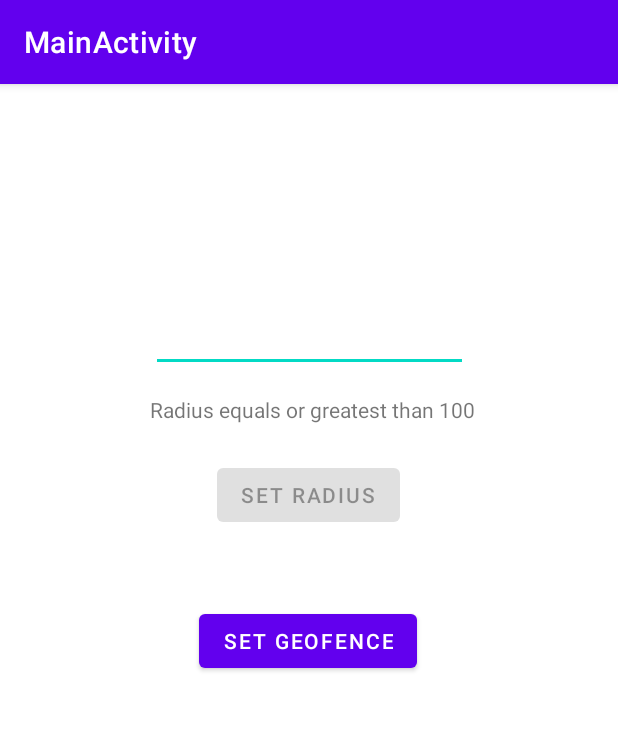
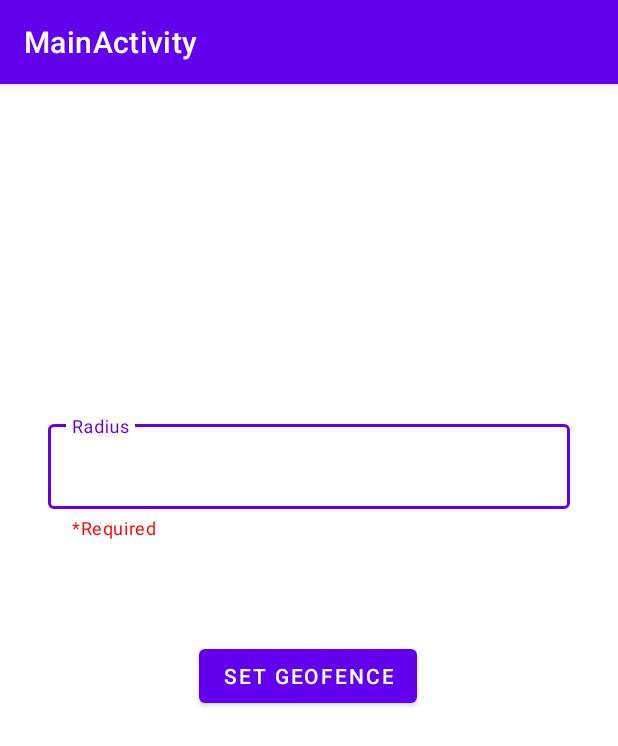
Before and after one commit to jorgefgarcia/AlexaGeoApp, an Android app: the screen it shows after launch (MainActivity), after a tap on "SET GEOFENCE", on a phone screen of 412 x 824 dp. Shown: the top 746 px of the screen. Run offline under Robolectric (Android 15) with nearby library versions, the phone set to English and light mode, and no system bars.

Commit message:
Modificación UI caso de uso establecer radio

```diff
--- a/AlexaGeoAPP/app/src/main/java/com/example/geofencingtutorial/MainActivity.java
+++ b/AlexaGeoAPP/app/src/main/java/com/example/geofencingtutorial/MainActivity.java
@@ -1,4 +1,5 @@
 package com.example.geofencingtutorial;
+
 
 import android.content.Context;
 import android.content.Intent;
@@ -6,42 +7,29 @@ import android.content.pm.PackageManager;
 import android.location.Location;
 import android.location.LocationManager;
 import android.os.Bundle;
-
-import com.google.android.gms.maps.model.LatLng;
-import com.google.android.material.snackbar.Snackbar;
-
 import androidx.appcompat.app.AppCompatActivity;
-
 import android.text.Editable;
 import android.text.TextWatcher;
-import android.util.Log;
 import android.view.View;
-import android.widget.Button;
-import android.widget.EditText;
+import android.view.WindowManager;
 import android.widget.Toast;
 
 import androidx.core.app.ActivityCompat;
-import androidx.navigation.NavController;
-import androidx.navigation.Navigation;
-import androidx.navigation.ui.AppBarConfiguration;
-import androidx.navigation.ui.NavigationUI;
-
-import com.example.geofencingtutorial.databinding.ActivityMainBinding;
+import com.google.android.material.textfield.TextInputEditText;
+import com.google.android.material.textfield.TextInputLayout;
 
 public class MainActivity extends AppCompatActivity {
     private float radius;
     private static final String TAG = "MainActivity";
-
     @Override
     protected void onCreate(Bundle savedInstanceState) {
         super.onCreate(savedInstanceState);
         setContentView(R.layout.activity_main);
 
+        TextInputLayout radiusNumberLayout = (TextInputLayout) findViewById(R.id.text_input_layout_radius);
+        TextInputEditText radiusNumber = (TextInputEditText) findViewById(R.id.editTextRadius);
         Intent mainClassIntent = new Intent(this, MapsActivity.class);
         Bundle bundle = new Bundle();
-        EditText radiusNumber = (EditText)findViewById(R.id.NumberRadius);
-        Button radiusButton = (Button)findViewById(R.id.RadiusButton);
-        radiusButton.setEnabled(false);
 
         LocationManager lm = (LocationManager) getSystemService(Context.LOCATION_SERVICE);
         if (ActivityCompat.checkSelfPermission(this, android.Manifest.permission.ACCESS_FINE_LOCATION) != PackageManager.PERMISSION_GRANTED && ActivityCompat.checkSelfPermission(this, android.Manifest.permission.ACCESS_COARSE_LOCATION) != PackageManager.PERMISSION_GRANTED) {
@@ -61,15 +49,14 @@ public class MainActivity extends AppCompatActivity {
             public void onClick(View view) {
 
                 //añadimos los valores al bundle
-                if(getRadius() == 0){
-                    Toast.makeText(MainActivity.this, "Establish a value for radius", Toast.LENGTH_SHORT).show();
+                if(getRadius() == 0 || getRadius() < 100){
+                    Toast.makeText(MainActivity.this, "Establish a valid value for radius", Toast.LENGTH_SHORT).show();
                 }else{
                     bundle.putDouble("latitude",location.getLatitude());
                     bundle.putDouble("longitude", location.getLongitude());
                     bundle.putFloat("radius", getRadius());
                     //vinculamos el bundle con el intent
                     mainClassIntent.putExtras(bundle);
-
                     startActivity(mainClassIntent);
                 }
 
@@ -79,38 +66,31 @@ public class MainActivity extends AppCompatActivity {
 
         radiusNumber.addTextChangedListener(new TextWatcher() {
             @Override
-            public void beforeTextChanged(CharSequence charSequence, int start, int before, int count) {
-                //Desactivamos el botón para que no entre nulo o 0 en el radio
-                if(charSequence.toString().equals("") || Float.parseFloat(charSequence.toString()) == 0.0){
-                    radiusButton.setEnabled(false);
-                }else{
-                    radiusButton.setEnabled(true);
-                }
-            }
+            public void beforeTextChanged(CharSequence charSequence, int start, int before, int count) {}
 
             @Override
-            public void onTextChanged(CharSequence charSequence, int start, int before, int count) {
-
-            }
+            public void onTextChanged(CharSequence charSequence, int start, int before, int count) {}
 
             @Override
             public void afterTextChanged(Editable editable) {
                 //Desactivamos el botón por si cambia el valor una vez escrito
                 if(editable.toString().equals("") || Float.parseFloat(editable.toString()) < 100){
-                    radiusButton.setEnabled(false);
+                    setRadius(0);
+                    radiusNumberLayout.setError("At least 100m");
+                    requestFocus(radiusNumber);
+                }else{
+                    radiusNumberLayout.setErrorEnabled(false);
+                    setRadius(Float.parseFloat(radiusNumber.getText().toString()));
                 }
             }
         });
+    }
+    private void requestFocus(View view) {
+        if (view.requestFocus()) {
+            getWindow().setSoftInputMode(WindowManager.LayoutParams.SOFT_INPUT_STATE_ALWAYS_VISIBLE);
+        }
+    }
 
-       radiusButton.setOnClickListener(new View.OnClickListener() {
-            @Override
-            public void onClick(View view) {
-                setRadius(Float.parseFloat(radiusNumber.getText().toString()));
-                Toast.makeText(MainActivity.this, "Radius" + getRadius()+ " added to geofence", Toast.LENGTH_SHORT).show();
-            }
-        });
-
-    }
 
     public float getRadius() {
         return radius;
--- a/AlexaGeoAPP/app/src/main/java/com/example/geofencingtutorial/MapsActivity.java
+++ b/AlexaGeoAPP/app/src/main/java/com/example/geofencingtutorial/MapsActivity.java
@@ -4,22 +4,16 @@ import androidx.annotation.NonNull;
 import androidx.core.app.ActivityCompat;
 import androidx.core.content.ContextCompat;
 import androidx.fragment.app.FragmentActivity;
-
 import android.Manifest;
-import android.annotation.SuppressLint;
 import android.app.PendingIntent;
-import android.content.Context;
+import android.app.ProgressDialog;
 import android.content.IntentFilter;
 import android.content.pm.PackageManager;
 import android.graphics.Color;
-import android.location.Location;
 import android.location.LocationManager;
-import android.os.Build;
 import android.os.Bundle;
 import android.util.Log;
-import android.view.View;
 import android.widget.Toast;
-
 import com.google.android.gms.location.Geofence;
 import com.google.android.gms.location.GeofencingClient;
 import com.google.android.gms.location.GeofencingRequest;
@@ -31,18 +25,15 @@ import com.google.android.gms.maps.SupportMapFragment;
 import com.google.android.gms.maps.model.CircleOptions;
 import com.google.android.gms.maps.model.LatLng;
 import com.google.android.gms.maps.model.MarkerOptions;
-import com.example.geofencingtutorial.databinding.ActivityMapsBinding;
 import com.google.android.gms.tasks.OnFailureListener;
 import com.google.android.gms.tasks.OnSuccessListener;
+import java.util.ArrayList;
 
-public class MapsActivity extends FragmentActivity implements OnMapReadyCallback{
+public class MapsActivity extends FragmentActivity implements OnMapReadyCallback {
 
     private GoogleMap mMap;
-    private ActivityMapsBinding binding;
     private GeofencingClient geofencingClient;
     private GeofenceHelper geofenceHelper;
-
-    //Se coge de la anterior vista el valor del radio
     private float geofenceRadius;
     private String GEOFENCE_ID = "SOME_GEOFENCE_ID";
     private final int FINE_LOCATION_ACCESS_REQUEST_CODE = 10001;
@@ -66,7 +57,6 @@ public class MapsActivity extends FragmentActivity implements OnMapReadyCallback
         geofenceHelper = new GeofenceHelper(this);
         sendToDatabase = new SendToDatabase(this);
 
-
         //establecemos un false en la BD al iniciar la APP. Lo comentamos para probar cosas
         //sendToDatabase.addItemDBWithoutNotification();
 
@@ -78,7 +68,6 @@ public class MapsActivity extends FragmentActivity implements OnMapReadyCallback
     @Override
     public void onMapReady(GoogleMap googleMap) {
         mMap = googleMap;
-
 
         //Conseguimos la ubicación del usuario y pedimos permisos
         enableUserLocation();
--- a/AlexaGeoAPP/app/src/main/java/com/example/geofencingtutorial/SendToDatabase.java
+++ b/AlexaGeoAPP/app/src/main/java/com/example/geofencingtutorial/SendToDatabase.java
@@ -20,12 +20,12 @@ public class SendToDatabase{
         NotificationHelper notificationHelper = new NotificationHelper(context);
         switch (transitionTypes) {
             case Geofence.GEOFENCE_TRANSITION_ENTER:
-                notificationHelper.sendHighPriorityNotification("Entrando en la geofence", "", MapsActivity.class);
+                notificationHelper.sendHighPriorityNotification("Bienvenido", "", MapsActivity.class);
                 serviceIntent.putExtra("estado",true);
                 context.startService(serviceIntent);
                 break;
             case Geofence.GEOFENCE_TRANSITION_DWELL:
-                notificationHelper.sendHighPriorityNotification("Dentro de la geofence", "", MapsActivity.class);
+                //notificationHelper.sendHighPriorityNotification("Dentro de la geofence", "", MapsActivity.class);
                 break;
             case Geofence.GEOFENCE_TRANSITION_EXIT:
                 notificationHelper.sendHighPriorityNotification("Saliendo de la geofence", "", MapsActivity.class);
--- a/AlexaGeoAPP/app/src/main/res/layout/activity_main.xml
+++ b/AlexaGeoAPP/app/src/main/res/layout/activity_main.xml
@@ -18,9 +18,9 @@
         app:layout_constraintHorizontal_bias="0.498"
         app:layout_constraintStart_toStartOf="parent"
         app:layout_constraintTop_toTopOf="parent"
-        app:layout_constraintVertical_bias="0.482" />
+        app:layout_constraintVertical_bias="0.515" />
 
-    <Button
+   <!-- <Button
         android:id="@+id/RadiusButton"
         android:layout_width="wrap_content"
         android:layout_height="wrap_content"
@@ -30,7 +30,7 @@
         app:layout_constraintHorizontal_bias="0.498"
         app:layout_constraintStart_toStartOf="parent"
         app:layout_constraintTop_toTopOf="parent"
-        app:layout_constraintVertical_bias="0.347" />
+        app:layout_constraintVertical_bias="0.396" />
 
     <EditText
         android:id="@+id/NumberRadius"
@@ -42,9 +42,37 @@
         app:layout_constraintEnd_toEndOf="parent"
         app:layout_constraintStart_toStartOf="parent"
         app:layout_constraintTop_toTopOf="parent"
-        app:layout_constraintVertical_bias="0.186" />
+        app:layout_constraintVertical_bias="0.222" /> -->
 
-    <TextView
+    <com.google.android.material.textfield.TextInputLayout
+        android:id="@+id/text_input_layout_radius"
+        android:layout_width="match_parent"
+        android:layout_height="wrap_content"
+        android:layout_marginTop="170dp"
+        android:layout_marginLeft="32dp"
+        android:layout_marginRight="32dp"
+        app:layout_constraintBottom_toBottomOf="parent"
+        app:layout_constraintEnd_toEndOf="parent"
+        app:layout_constraintHorizontal_bias="0.1"
+        app:layout_constraintStart_toStartOf="parent"
+        app:layout_constraintTop_toTopOf="parent"
+        app:layout_constraintVertical_bias="0.1"
+        style="@style/Widget.MaterialComponents.TextInputLayout.OutlinedBox"
+        android:hint="Radius"
+        app:helperText="*Required"
+        app:helperTextTextColor="@color/red"
+        app:errorEnabled="true">
+
+        <com.google.android.material.textfield.TextInputEditText
+            android:id="@+id/editTextRadius"
+            android:inputType="number"
+            android:layout_width="match_parent"
+            android:layout_height="wrap_content"
+            />
+
+    </com.google.android.material.textfield.TextInputLayout>
+
+    <!--<TextView
         android:id="@+id/textView"
         android:layout_width="221dp"
         android:layout_height="31dp"
@@ -54,5 +82,5 @@
         app:layout_constraintHorizontal_bias="0.526"
         app:layout_constraintStart_toStartOf="parent"
         app:layout_constraintTop_toTopOf="parent"
-        app:layout_constraintVertical_bias="0.281" />
+        app:layout_constraintVertical_bias="0.318" />-->
 </androidx.constraintlayout.widget.ConstraintLayout>
--- a/AlexaGeoAPP/app/src/main/res/values/colors.xml
+++ b/AlexaGeoAPP/app/src/main/res/values/colors.xml
@@ -7,4 +7,5 @@
     <color name="teal_700">#FF018786</color>
     <color name="black">#FF000000</color>
     <color name="white">#FFFFFFFF</color>
+    <color name="red">#FF0000</color>
 </resources>
```
